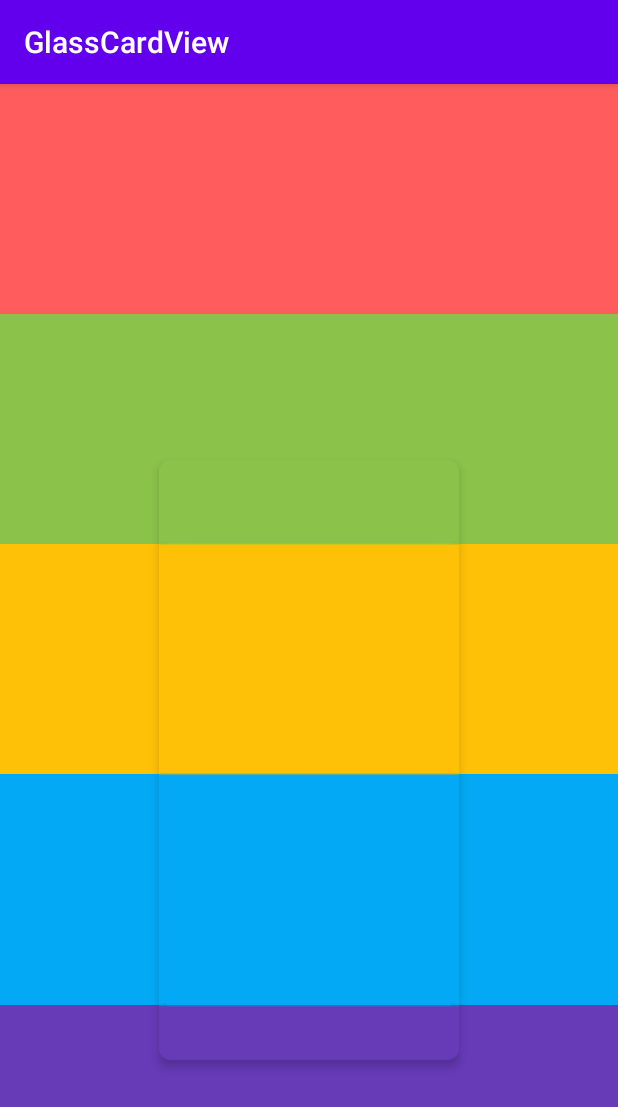
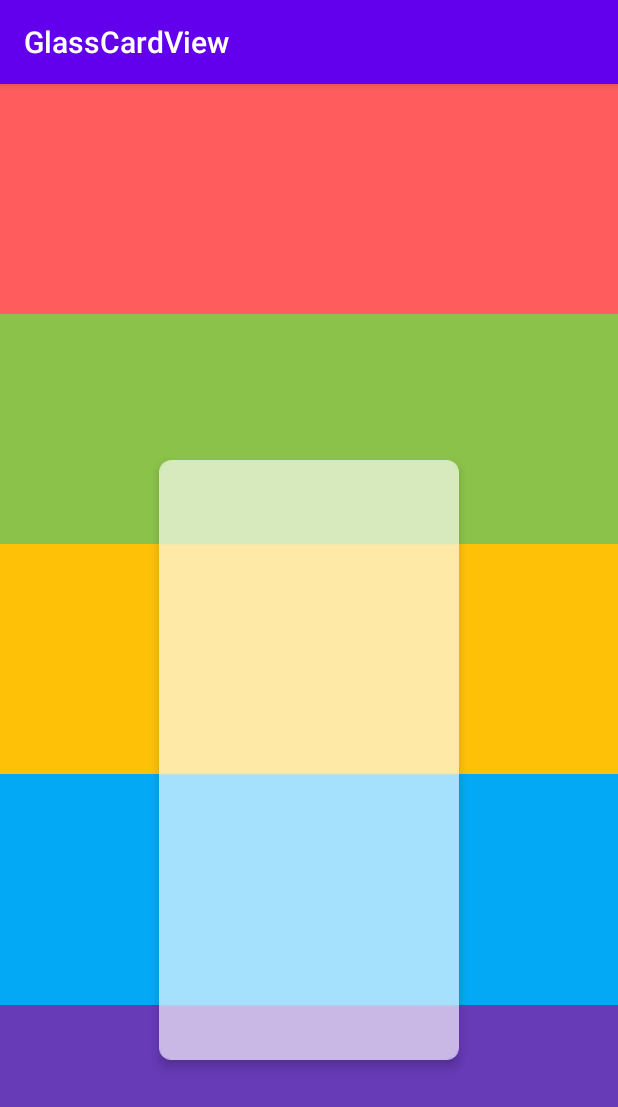
Before and after one commit to tonykolomeytsev/GlassCardView, an Android app: the screen it shows after launch (MainActivity), on a phone screen of 412 x 824 dp. Shown: the top 1107 px of the screen. Run offline under Robolectric (Android 15) with nearby library versions, the phone set to English and light mode, and no system bars; 11 statements that could not run were skipped.

Commit message:
added glass effect, overlay color

```diff
--- a/app/src/main/java/kekmech/glasscardview/GlassCardView.kt
+++ b/app/src/main/java/kekmech/glasscardview/GlassCardView.kt
@@ -70,8 +70,8 @@ class GlassCardView @JvmOverloads constructor(
             attrs, R.styleable.GlassCardView, defStyleAttr, R.style.GlassCardView
         )
         val backgroundColor: ColorStateList?
-        backgroundColor = if (a.hasValue(R.styleable.GlassCardView_cardBackgroundColor)) {
-            a.getColorStateList(R.styleable.GlassCardView_cardBackgroundColor)
+        backgroundColor = if (a.hasValue(R.styleable.GlassCardView_glassBackgroundColor)) {
+            a.getColorStateList(R.styleable.GlassCardView_glassBackgroundColor)
         } else {
             // There isn't one set, so we'll compute one based on the theme
             val aa = getContext().obtainStyledAttributes(intArrayOf(R.attr.colorBackground))
@@ -88,10 +88,11 @@ class GlassCardView @JvmOverloads constructor(
             )
         }
         val radius = a.getDimension(R.styleable.GlassCardView_glassCornerRadius, 0f)
-        val elevation = a.getDimension(R.styleable.GlassCardView_cardElevation, 0f)
-        var maxElevation = a.getDimension(R.styleable.GlassCardView_cardMaxElevation, 0f)
+        val elevation = a.getDimension(R.styleable.GlassCardView_glassElevation, 0f)
+        var maxElevation = a.getDimension(R.styleable.GlassCardView_glassMaxElevation, 0f)
         val defaultPadding = a.getDimensionPixelSize(R.styleable.GlassCardView_contentPadding, 0)
         val blurRadius = a.getDimensionPixelSize(R.styleable.GlassCardView_glassBlurRadius, 8)
+        val opacity = a.getFloat(R.styleable.GlassCardView_glassOpacity, 0.4f)
         mContentPadding.left = a.getDimensionPixelSize(
             R.styleable.GlassCardView_contentPaddingLeft,
             defaultPadding
@@ -121,6 +122,7 @@ class GlassCardView @JvmOverloads constructor(
             elevation = elevation,
             maxElevation = maxElevation,
             blurRadius = blurRadius,
+            opacity = opacity,
             blurController = blurController
         )
     }
--- a/app/src/main/java/kekmech/glasscardview/rect/GlassCardViewBaseImpl.kt
+++ b/app/src/main/java/kekmech/glasscardview/rect/GlassCardViewBaseImpl.kt
@@ -16,6 +16,7 @@ class GlassCardViewBaseImpl : GlassCardViewImpl {
         elevation: Float,
         maxElevation: Float,
         blurRadius: Int,
+        opacity: Float,
         blurController: GlassBlurController
     ) {
         val background = RoundRectDrawable(backgroundColor, radius, blurRadius, blurController)
@@ -25,6 +26,7 @@ class GlassCardViewBaseImpl : GlassCardViewImpl {
         view.clipToOutline = true
         view.elevation = elevation
         setMaxElevation(cardView, maxElevation)
+        setOpacity(cardView, opacity)
     }
 
     override fun setRadius(cardView: GlassCardViewDelegate, radius: Float) {
@@ -80,6 +82,14 @@ class GlassCardViewBaseImpl : GlassCardViewImpl {
         return getCardBackground(cardView).getBlurRadius()
     }
 
+    override fun setOpacity(cardView: GlassCardViewDelegate, opacity: Float) {
+        getCardBackground(cardView).setOpacity(opacity)
+    }
+
+    override fun getOpacity(cardView: GlassCardViewDelegate): Float {
+        return getCardBackground(cardView).getOpacityInternal()
+    }
+
     private fun getCardBackground(cardView: GlassCardViewDelegate): RoundRectDrawable =
         cardView.cardBackground as RoundRectDrawable
 }
--- a/app/src/main/java/kekmech/glasscardview/rect/GlassCardViewImpl.kt
+++ b/app/src/main/java/kekmech/glasscardview/rect/GlassCardViewImpl.kt
@@ -14,6 +14,7 @@ interface GlassCardViewImpl {
         elevation: Float,
         maxElevation: Float,
         blurRadius: Int,
+        opacity: Float,
         blurController: GlassBlurController
     )
 
@@ -42,4 +43,8 @@ interface GlassCardViewImpl {
     fun setBlurRadius(cardView: GlassCardViewDelegate, blurRadius: Int)
 
     fun getBlurRadius(cardView: GlassCardViewDelegate): Int
+
+    fun setOpacity(cardView: GlassCardViewDelegate, opacity: Float)
+
+    fun getOpacity(cardView: GlassCardViewDelegate): Float
 }
--- a/app/src/main/java/kekmech/glasscardview/rect/RoundRectDrawable.kt
+++ b/app/src/main/java/kekmech/glasscardview/rect/RoundRectDrawable.kt
@@ -18,6 +18,7 @@ class RoundRectDrawable(
     private val mBoundsF: RectF = RectF()
     private val mBoundsI: Rect = Rect()
     private var mPadding: Float = 0f
+    private var mOpacity: Float = 0.4f
 
     private var mBackground: ColorStateList? = null
     private var mTintFilter: PorterDuffColorFilter? = null
@@ -54,8 +55,8 @@ class RoundRectDrawable(
             clearColorFilter = false
         }
 
-        //canvas.drawRoundRect(mBoundsF, mRadius, mRadius, paint)
         blurController.draw(canvas)
+        canvas.drawRoundRect(mBoundsF, mRadius, mRadius, paint)
 
         if (clearColorFilter) {
             paint.colorFilter = null
@@ -151,6 +152,13 @@ class RoundRectDrawable(
 
     fun getBlurRadius(): Int = mBlurRadius
 
+    fun setOpacity(opacity: Float) {
+        mPaint.alpha = (opacity * 255).toInt()
+        mOpacity = opacity
+    }
+
+    fun getOpacityInternal(): Float = mOpacity
+
     private fun RectF.set(left: Int, top: Int, right: Int, bottom: Int) =
         set(left.toFloat(), top.toFloat(), right.toFloat(), bottom.toFloat())
 }
--- a/app/src/main/res/layout/activity_main.xml
+++ b/app/src/main/res/layout/activity_main.xml
@@ -47,9 +47,10 @@
             android:layout_width="200dp"
             android:layout_height="400dp"
             android:layout_gravity="center"
-            app:cardBackgroundColor="#fff"
+            app:glassBackgroundColor="#ffffff"
             app:glassCornerRadius="8dp"
-            app:cardElevation="4dp"
-            app:glassBlurRadius="32dp"/>
+            app:glassElevation="4dp"
+            app:glassBlurRadius="32dp"
+            app:glassOpacity="0.4"/>
 
 </FrameLayout>
--- a/app/src/main/res/values/attrs.xml
+++ b/app/src/main/res/values/attrs.xml
@@ -1,11 +1,12 @@
 <?xml version="1.0" encoding="utf-8"?>
 <resources>
     <declare-styleable name="GlassCardView">
-        <attr name="cardBackgroundColor" format="color"/>
+        <attr name="glassBackgroundColor" format="color"/>
         <attr name="glassCornerRadius" format="dimension"/>
-        <attr name="cardElevation" format="dimension"/>
-        <attr name="cardMaxElevation" format="dimension"/>
+        <attr name="glassElevation" format="dimension"/>
+        <attr name="glassMaxElevation" format="dimension"/>
         <attr name="glassBlurRadius" format="dimension"/>
+        <attr name="glassOpacity" format="float"/>
         <attr name="contentPadding" format="dimension"/>
         <attr name="contentPaddingLeft" format="dimension"/>
         <attr name="contentPaddingTop" format="dimension"/>
```
